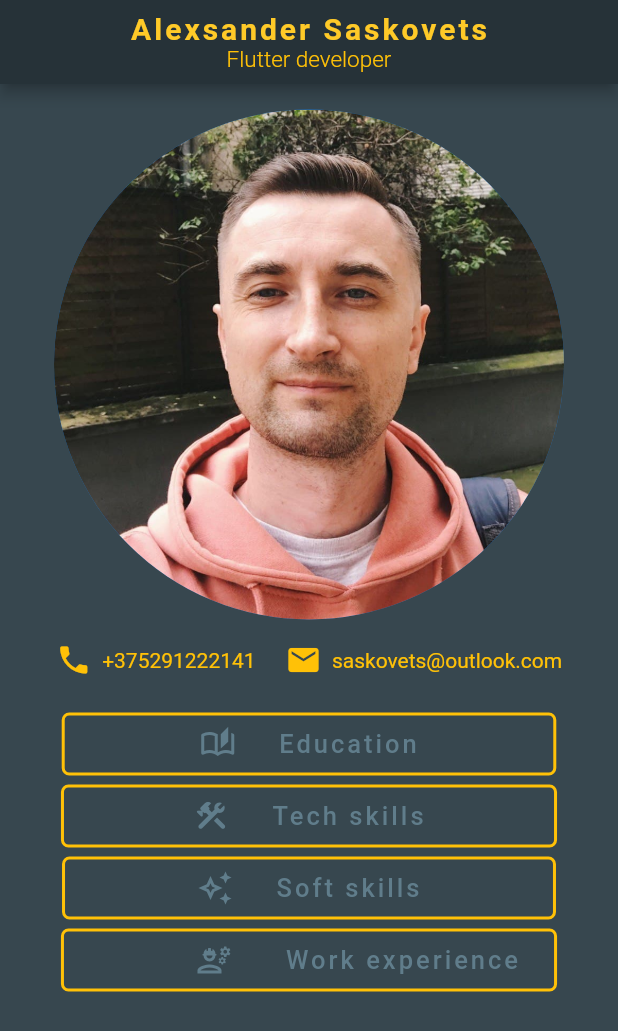
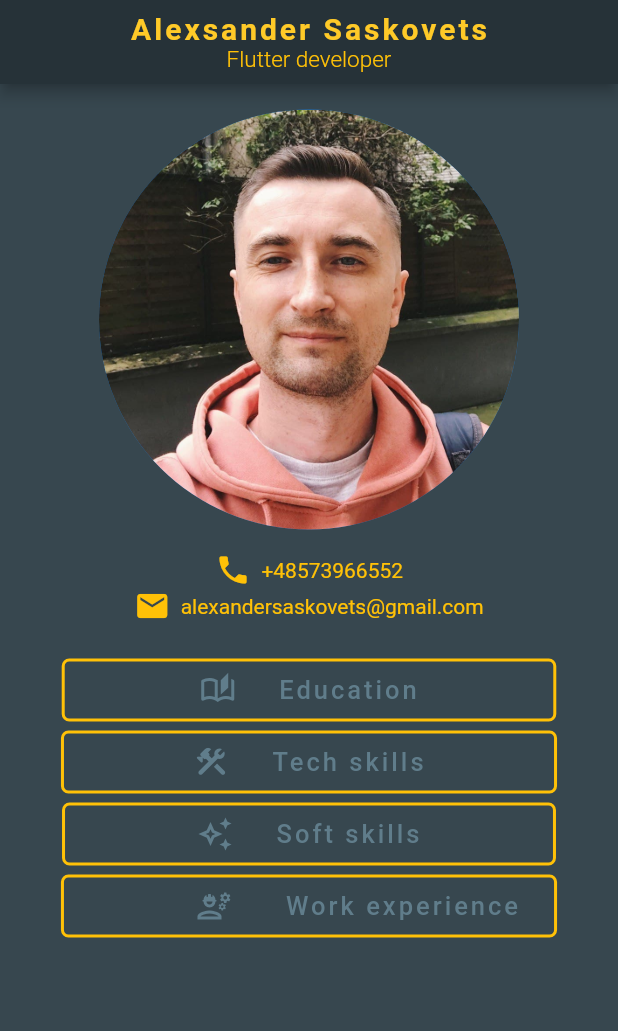
Before and after one commit to ungabunga84/My_CV_Flutter_App, a Flutter app: the screen it shows after launch, on a phone screen of 412 x 824 dp. Shown: the top 1031 px of the screen. Run offline on Flutter 3.47's test engine with Material 2 defaults, Android fonts, the phone set to English and light mode, and no system bars; Roboto replaces fonts that are missing (LibreFrankling).

Commit message:
3rd commit

```diff
--- a/lib/main.dart
+++ b/lib/main.dart
@@ -50,19 +50,29 @@ class _HomeState extends State<Home> {
         child: Column(
           children: <Widget>[
             CircleAvatar(
-                backgroundImage: AssetImage('assets/photo_2.jpg'), radius: 170),
+                backgroundImage: AssetImage('assets/photo_2.jpg'), radius: 140),
             SizedBox(height: 15),
-            Row(
-              mainAxisAlignment: MainAxisAlignment.center,
+            Column(
               children: <Widget>[
-                Icon(Icons.phone, color: Colors.amber),
-                Text('  +375291222141', style: TextStyle(color: Colors.amber)),
+                Row(
+                  mainAxisAlignment: MainAxisAlignment.center,
+                  children: [
+                    Icon(Icons.phone, color: Colors.amber),
+                    Text('  +48573966552',
+                        style: TextStyle(color: Colors.amber)),
+                  ],
+                ),
                 SizedBox(
                   width: 20,
                 ),
-                Icon(Icons.email, color: Colors.amber),
-                Text('  saskovets@outlook.com',
-                    style: TextStyle(color: Colors.amber))
+                Row(
+                  mainAxisAlignment: MainAxisAlignment.center,
+                  children: [
+                    Icon(Icons.email, color: Colors.amber),
+                    Text('  alexandersaskovets@gmail.com',
+                        style: TextStyle(color: Colors.amber))
+                  ],
+                )
               ],
             ),
             SizedBox(height: 20),
```
